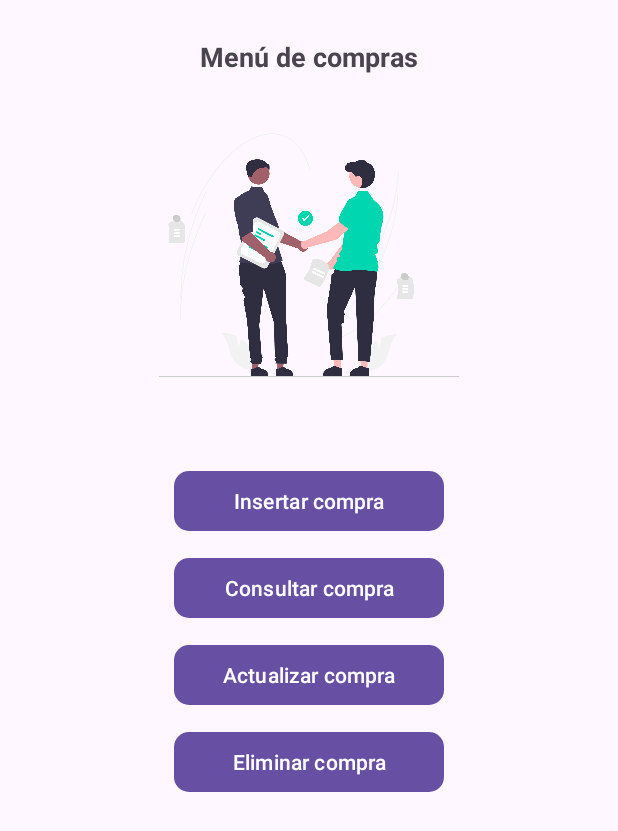
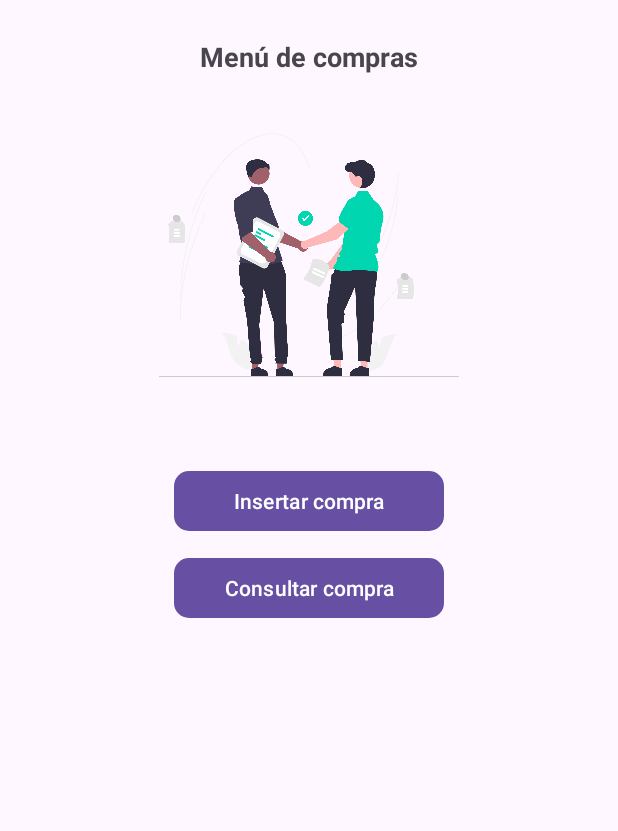
Before and after one commit to adogrz/PDMProyecto, an Android app: the MenuCompraActivity screen opened directly, with no data from a screen before it, on a phone screen of 412 x 824 dp. Shown: the top 831 px of the screen. Run offline under Robolectric (Android 15) with nearby library versions, the phone set to English and light mode, and no system bars; Roboto replaces fonts that are not available here.

Commit message:
Eliminado botones para actualilzar y eliminar una compra del layout

```diff
--- a/app/src/main/res/layout/activity_menu_compra.xml
+++ b/app/src/main/res/layout/activity_menu_compra.xml
@@ -49,21 +49,5 @@
             android:layout_width="180dp"
             android:layout_height="wrap_content" />
 
-        <com.google.android.material.button.MaterialButton
-            android:id="@+id/btn_actualizar_comp"
-            android:text="@string/btnActualizarComp"
-            app:cornerRadius="10dp"
-            android:layout_marginBottom="10dp"
-            android:layout_gravity="center"
-            android:layout_width="180dp"
-            android:layout_height="wrap_content" />
-
-        <com.google.android.material.button.MaterialButton
-            android:id="@+id/btn_eliminar_comp"
-            android:text="@string/btnEliminarComp"
-            app:cornerRadius="10dp"
-            android:layout_gravity="center"
-            android:layout_width="180dp"
-            android:layout_height="wrap_content" />
     </androidx.appcompat.widget.LinearLayoutCompat>
 </ScrollView>
```
